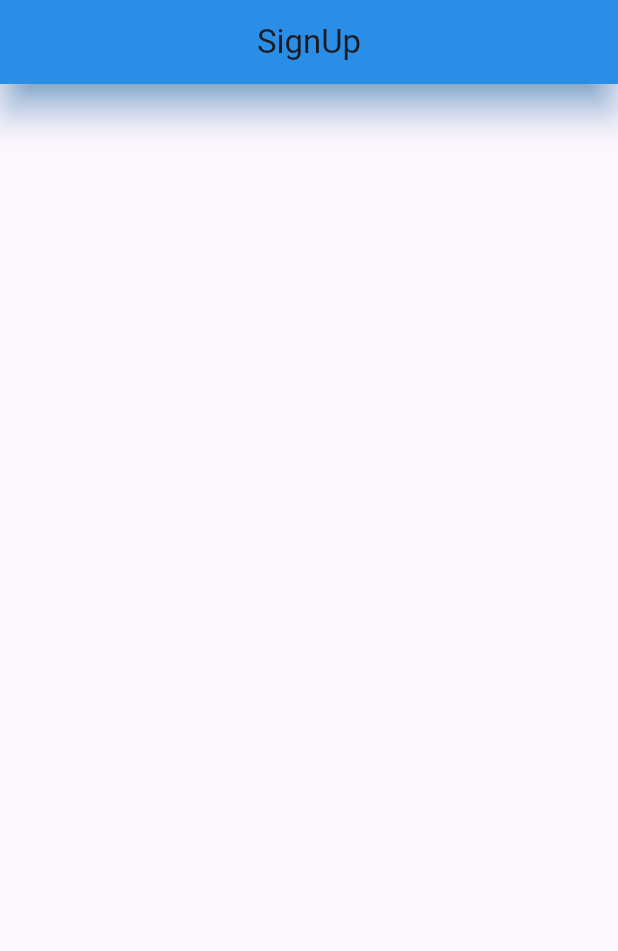
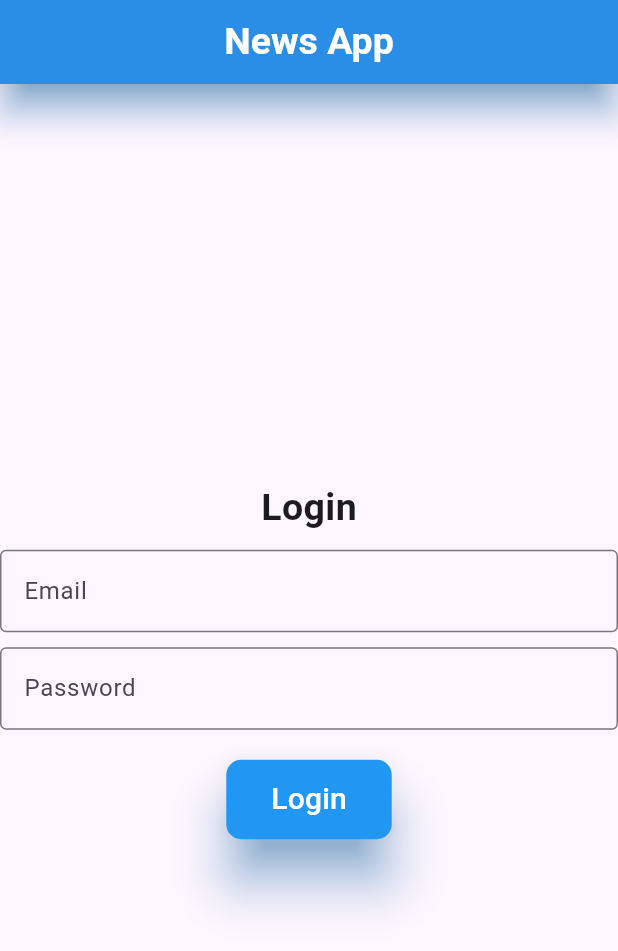
Before and after one commit to IAftabRehman/News-App-Back-end-Functionalities, a Flutter app: the screen it shows after launch, on a phone screen of 412 x 824 dp. Shown: the top 951 px of the screen. Run offline on Flutter 3.47's test engine with Material 3 defaults, Android fonts, the phone set to English and light mode, and no system bars; our stand-ins replace firebase_core; accounts and stored records are empty.

Commit message:
Add Login Screen

```diff
--- /dev/null
+++ b/lib/Views/login_screen.dart
@@ -0,0 +1,94 @@
+import 'package:flutter/material.dart';
+
+class login_screen extends StatefulWidget {
+  const login_screen({super.key});
+
+  @override
+  State<login_screen> createState() => _login_screenState();
+}
+
+class _login_screenState extends State<login_screen> {
+  TextEditingController emailController = TextEditingController();
+  TextEditingController passwordController = TextEditingController();
+
+  @override
+  Widget build(BuildContext context) {
+    return Scaffold(
+      appBar: AppBar(
+        title: Text(
+          "News App",
+          style: TextStyle(
+            fontSize: 25,
+            fontWeight: FontWeight.bold,
+            color: Colors.white,
+          ),
+        ),
+        centerTitle: true,
+        backgroundColor: Colors.blue,
+        elevation: 10,
+        shadowColor: Colors.blue,
+      ),
+
+      body: Center(
+        child: Column(
+          mainAxisAlignment: MainAxisAlignment.center,
+          children: [
+            Text(
+              "Login",
+              style: TextStyle(fontSize: 25, fontWeight: FontWeight.bold),
+            ),
+            SizedBox(height: 10),
+            TextField(
+              controller: emailController,
+              keyboardType: TextInputType.name,
+              decoration: InputDecoration(
+                labelText: 'Email',
+                border: OutlineInputBorder(),
+              ),
+              style: TextStyle(
+                fontSize: 15,
+                color: Colors.blue, // Text color
+                fontWeight: FontWeight.bold,
+              ),
+              cursorColor: Colors.red,
+            ),
+            SizedBox(height: 10),
+            TextField(
+              controller: passwordController,
+              keyboardType: TextInputType.visiblePassword,
+              decoration: InputDecoration(
+                labelText: 'Password',
+                border: OutlineInputBorder(),
+              ),
+              style: TextStyle(
+                fontSize: 15,
+                color: Colors.blue, // Text color
+                fontWeight: FontWeight.bold,
+              ),
+              cursorColor: Colors.red,
+            ),
+
+            SizedBox(height: 20),
+
+            ElevatedButton(
+              onPressed: () {},
+              style: ElevatedButton.styleFrom(
+                backgroundColor: Colors.blue,
+                padding: EdgeInsets.symmetric(horizontal: 30, vertical: 12),
+                shape: RoundedRectangleBorder(
+                  borderRadius: BorderRadius.circular(10),
+                ),
+                elevation: 15,
+                shadowColor: Colors.blue,
+              ),
+              child: Text(
+                "Login",
+                style: TextStyle(fontSize: 20, color: Colors.white),
+              ),
+            ),
+          ],
+        ),
+      ),
+    );
+  }
+}
--- a/lib/main.dart
+++ b/lib/main.dart
@@ -1,5 +1,6 @@
 import 'package:firebase_core/firebase_core.dart';
 import 'package:flutter/material.dart';
+import 'package:news_app_backend_functionalities/Views/login_screen.dart';
 import 'package:news_app_backend_functionalities/Views/signUp_screen.dart';
 
 void main() async {
@@ -20,7 +21,7 @@ class MyApp extends StatelessWidget {
       theme: ThemeData(
         colorScheme: ColorScheme.fromSeed(seedColor: Colors.deepPurple),
       ),
-      home: signUp_screen(),
+      home: login_screen(),
     );
   }
 }
```
Also changed, not shown: lib/Views/signUp_screen.dart (+152 -2 lines).
